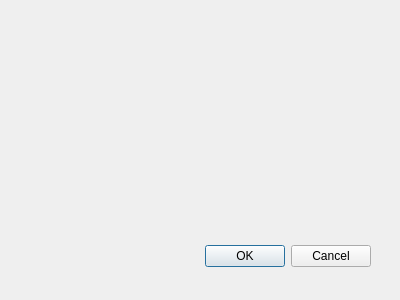
Qt form dialog.ui (NickNick1210/ifc_to_citygml) before a commit.
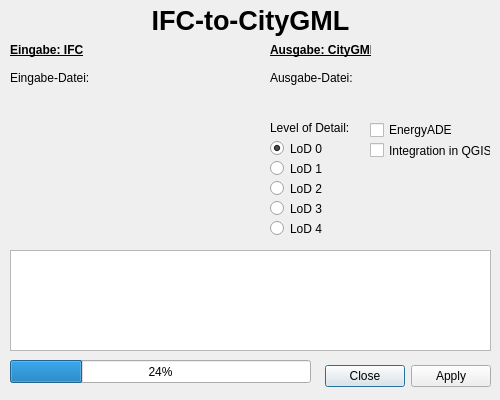
The same form after that commit. Custom widgets are drawn as their Qt base class.

Commit message: Designen der GUI

What changed in the file:
```diff
--- a/dialog.ui
+++ b/dialog.ui
@@ -1,34 +1,302 @@
 <ui version="4.0" >
  <class>IFC2CityGMLDialogBase</class>
- <widget class="QDialog" name="IFC2CityGMLDialogBase" >
-  <property name="geometry" >
+ <widget class="QDialog" name="IFC2CityGMLDialogBase">
+  <property name="geometry">
    <rect>
     <x>0</x>
     <y>0</y>
-    <width>400</width>
-    <height>300</height>
+    <width>500</width>
+    <height>400</height>
    </rect>
   </property>
   <property name="windowTitle" >
    <string>IFC-to-CityGML</string>
   </property>
-  <widget class="QDialogButtonBox" name="button_box" >
-   <property name="geometry" >
+  <widget class="QDialogButtonBox" name="button_box">
+   <property name="geometry">
     <rect>
-     <x>30</x>
-     <y>240</y>
-     <width>341</width>
+     <x>320</x>
+     <y>360</y>
+     <width>171</width>
      <height>32</height>
     </rect>
    </property>
    <property name="orientation" >
     <enum>Qt::Horizontal</enum>
    </property>
-   <property name="standardButtons" >
-    <set>QDialogButtonBox::Cancel|QDialogButtonBox::Ok</set>
+   <property name="standardButtons">
+    <set>QDialogButtonBox::Apply|QDialogButtonBox::Close</set>
+   </property>
+  </widget>
+  <widget class="QRadioButton" name="radioButton_lod1">
+   <property name="geometry">
+    <rect>
+     <x>270</x>
+     <y>160</y>
+     <width>82</width>
+     <height>17</height>
+    </rect>
+   </property>
+   <property name="text">
+    <string>LoD 1</string>
+   </property>
+   <property name="checked">
+    <bool>false</bool>
+   </property>
+  </widget>
+  <widget class="QRadioButton" name="radioButton_lod2">
+   <property name="geometry">
+    <rect>
+     <x>270</x>
+     <y>180</y>
+     <width>82</width>
+     <height>17</height>
+    </rect>
+   </property>
+   <property name="text">
+    <string>LoD 2</string>
+   </property>
+  </widget>
+  <widget class="QRadioButton" name="radioButton_lod3">
+   <property name="geometry">
+    <rect>
+     <x>270</x>
+     <y>200</y>
+     <width>82</width>
+     <height>17</height>
+    </rect>
+   </property>
+   <property name="text">
+    <string>LoD 3</string>
+   </property>
+  </widget>
+  <widget class="QRadioButton" name="radioButton_lod4">
+   <property name="geometry">
+    <rect>
+     <x>270</x>
+     <y>220</y>
+     <width>82</width>
+     <height>17</height>
+    </rect>
+   </property>
+   <property name="text">
+    <string>LoD 4</string>
+   </property>
+  </widget>
+  <widget class="QRadioButton" name="radioButton_lod0">
+   <property name="geometry">
+    <rect>
+     <x>270</x>
+     <y>140</y>
+     <width>82</width>
+     <height>17</height>
+    </rect>
+   </property>
+   <property name="text">
+    <string>LoD 0</string>
+   </property>
+   <property name="checked">
+    <bool>true</bool>
+   </property>
+  </widget>
+  <widget class="QCheckBox" name="checkBox_eade">
+   <property name="geometry">
+    <rect>
+     <x>370</x>
+     <y>120</y>
+     <width>111</width>
+     <height>20</height>
+    </rect>
+   </property>
+   <property name="text">
+    <string>EnergyADE</string>
+   </property>
+  </widget>
+  <widget class="QCheckBox" name="checkBox_integration">
+   <property name="geometry">
+    <rect>
+     <x>370</x>
+     <y>140</y>
+     <width>121</width>
+     <height>21</height>
+    </rect>
+   </property>
+   <property name="text">
+    <string>Integration in QGIS</string>
+   </property>
+  </widget>
+  <widget class="QProgressBar" name="progressBar">
+   <property name="geometry">
+    <rect>
+     <x>10</x>
+     <y>360</y>
+     <width>301</width>
+     <height>23</height>
+    </rect>
+   </property>
+   <property name="value">
+    <number>24</number>
+   </property>
+  </widget>
+  <widget class="QTextBrowser" name="textBrowser_log">
+   <property name="geometry">
+    <rect>
+     <x>10</x>
+     <y>250</y>
+     <width>481</width>
+     <height>101</height>
+    </rect>
+   </property>
+  </widget>
+  <widget class="QgsFileWidget" name="fileWidget_ifc">
+   <property name="geometry">
+    <rect>
+     <x>10</x>
+     <y>90</y>
+     <width>221</width>
+     <height>27</height>
+    </rect>
+   </property>
+  </widget>
+  <widget class="QgsFileWidget" name="fileWidget_citygml">
+   <property name="geometry">
+    <rect>
+     <x>270</x>
+     <y>90</y>
+     <width>221</width>
+     <height>27</height>
+    </rect>
+   </property>
+  </widget>
+  <widget class="QLabel" name="label_lod">
+   <property name="geometry">
+    <rect>
+     <x>270</x>
+     <y>120</y>
+     <width>111</width>
+     <height>16</height>
+    </rect>
+   </property>
+   <property name="text">
+    <string>Level of Detail:</string>
+   </property>
+  </widget>
+  <widget class="QLabel" name="label_ifc_header">
+   <property name="geometry">
+    <rect>
+     <x>10</x>
+     <y>40</y>
+     <width>101</width>
+     <height>20</height>
+    </rect>
+   </property>
+   <property name="font">
+    <font>
+     <weight>75</weight>
+     <bold>true</bold>
+     <underline>true</underline>
+    </font>
+   </property>
+   <property name="text">
+    <string>Eingabe: IFC</string>
+   </property>
+  </widget>
+  <widget class="QLabel" name="label_citygml_header">
+   <property name="geometry">
+    <rect>
+     <x>270</x>
+     <y>40</y>
+     <width>101</width>
+     <height>20</height>
+    </rect>
+   </property>
+   <property name="font">
+    <font>
+     <weight>75</weight>
+     <bold>true</bold>
+     <underline>true</underline>
+    </font>
+   </property>
+   <property name="text">
+    <string>Ausgabe: CityGML</string>
+   </property>
+  </widget>
+  <widget class="QLabel" name="label_ifc_file">
+   <property name="geometry">
+    <rect>
+     <x>10</x>
+     <y>70</y>
+     <width>101</width>
+     <height>16</height>
+    </rect>
+   </property>
+   <property name="locale">
+    <locale language="German" country="Germany"/>
+   </property>
+   <property name="text">
+    <string>Eingabe-Datei:</string>
+   </property>
+  </widget>
+  <widget class="QLabel" name="label_header">
+   <property name="geometry">
+    <rect>
+     <x>0</x>
+     <y>0</y>
+     <width>501</width>
+     <height>41</height>
+    </rect>
+   </property>
+   <property name="font">
+    <font>
+     <pointsize>20</pointsize>
+     <weight>75</weight>
+     <bold>true</bold>
+    </font>
+   </property>
+   <property name="text">
+    <string>IFC-to-CityGML</string>
+   </property>
+   <property name="alignment">
+    <set>Qt::AlignCenter</set>
+   </property>
+  </widget>
+  <widget class="QLabel" name="label_citygml_file">
+   <property name="geometry">
+    <rect>
+     <x>270</x>
+     <y>70</y>
+     <width>101</width>
+     <height>16</height>
+    </rect>
+   </property>
+   <property name="locale">
+    <locale language="German" country="Germany"/>
+   </property>
+   <property name="text">
+    <string>Ausgabe-Datei:</string>
+   </property>
+  </widget>
+  <widget class="QLabel" name="label_ifc_info">
+   <property name="geometry">
+    <rect>
+     <x>10</x>
+     <y>120</y>
+     <width>221</width>
+     <height>121</height>
+    </rect>
+   </property>
+   <property name="text">
+    <string/>
    </property>
   </widget>
  </widget>
+ <customwidgets>
+  <customwidget>
+   <class>QgsFileWidget</class>
+   <extends>QWidget</extends>
+   <header>qgsfilewidget.h</header>
+  </customwidget>
+ </customwidgets>
  <resources/>
  <connections>
   <connection>
```
Left out of the diff: 34 changed lines with no effect on the pictures. The commit also changes 1 other file.
